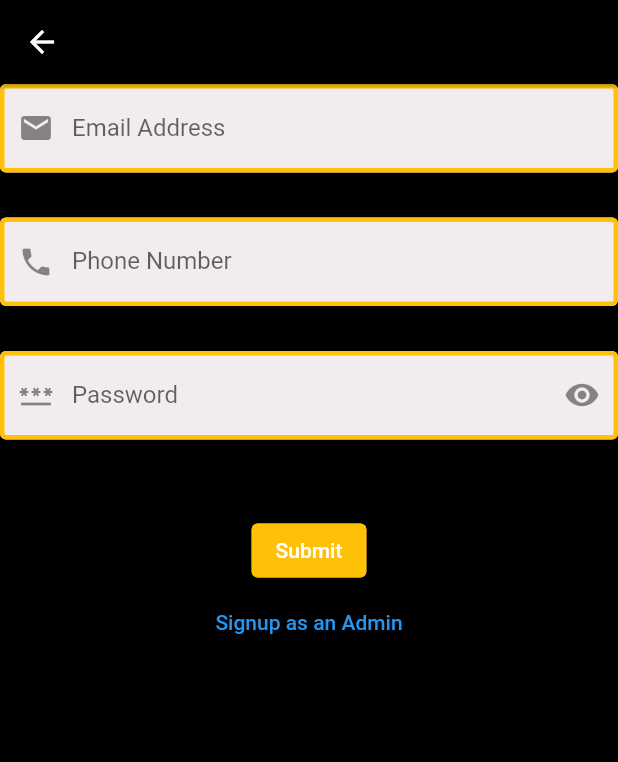
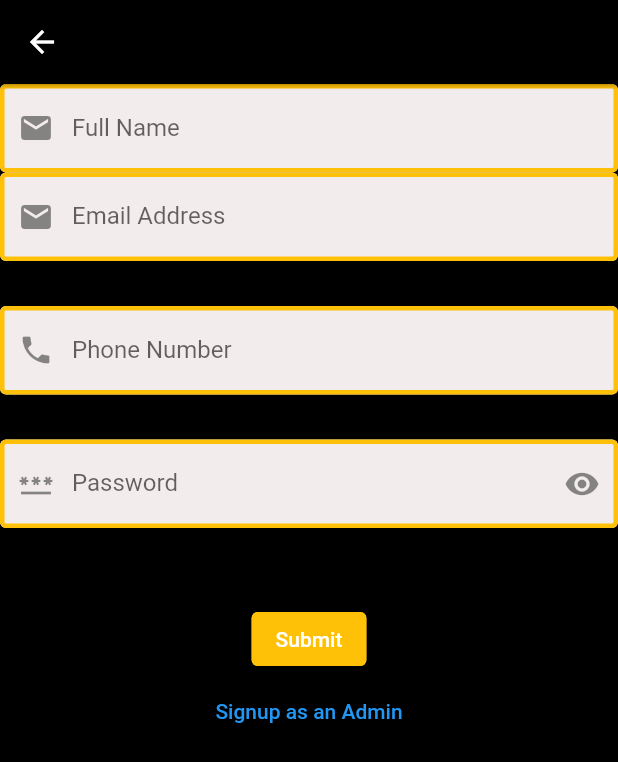
Before and after one commit to SeifMKandil/Flutter-Application-E7gzly-, a Flutter app: the RegisterView screen opened directly, on a phone screen of 412 x 824 dp. Shown: the top 762 px of the screen. Run offline on Flutter 3.47's test engine with Material 2 defaults, Android fonts, the phone set to English and light mode, and no system bars; our stand-ins replace cloud_firestore, firebase_auth, firebase_core, flutter_rating_bar, flutter_signin_button, get and 4 more; missing offline and left inert: dart:ffi; accounts and stored records are empty.

Commit message:
Add files via upload
A new Field has been added (Name)

```diff
--- a/lib/views/signup_screen.dart
+++ b/lib/views/signup_screen.dart
@@ -36,6 +36,21 @@ class RegisterView extends GetWidget<AuthViewModel> {
               key: _formKey,
               child: Column(
                 children: [
+                  CustomTextField(
+                    labelText: "Full Name",
+                    keyboardType: TextInputType.emailAddress,
+                    Placeholder: "",
+                    hintText: "Full Name",
+                    prefixIcon: Icon(Icons.email),
+                    onSave: (value) {
+                      controller.name = value!;
+                    },
+                    validat: (value) {
+                      if (value == null) {
+                        print("EMail Must Be Entered");
+                      }
+                    },
+                  ),
                   CustomTextField(
                     labelText: "Email Address",
                     keyboardType: TextInputType.emailAddress,
```
